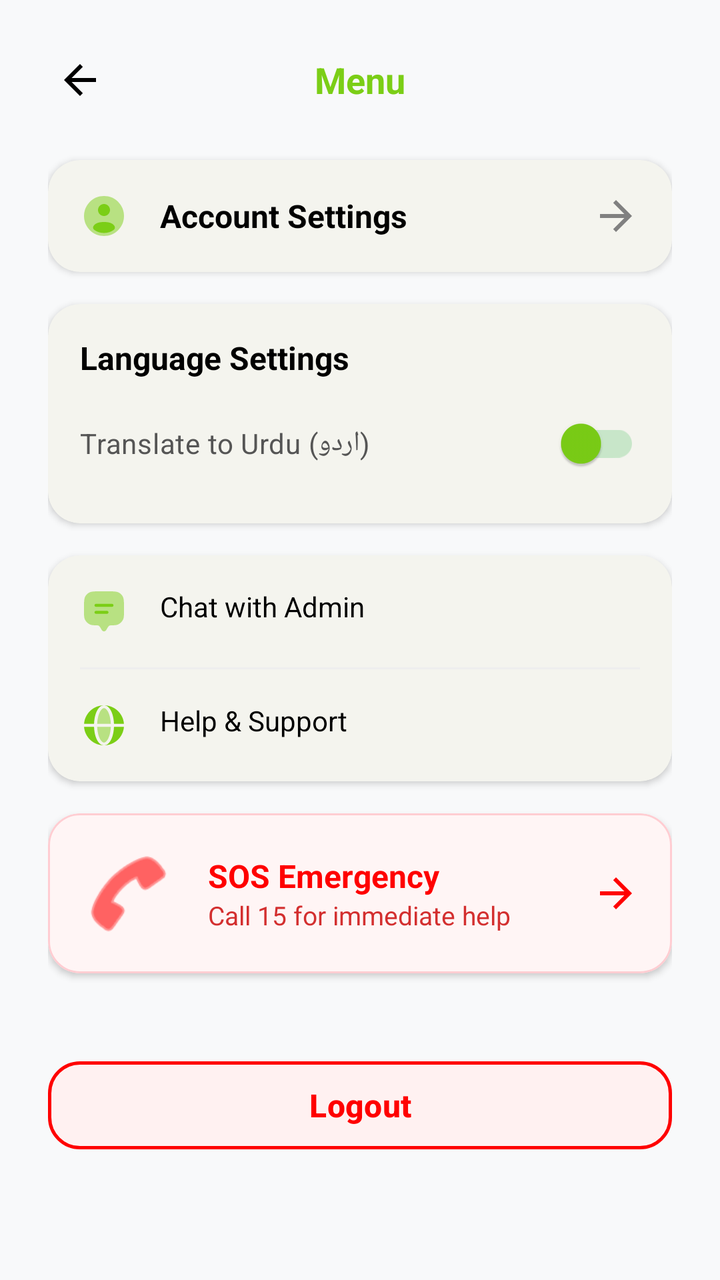
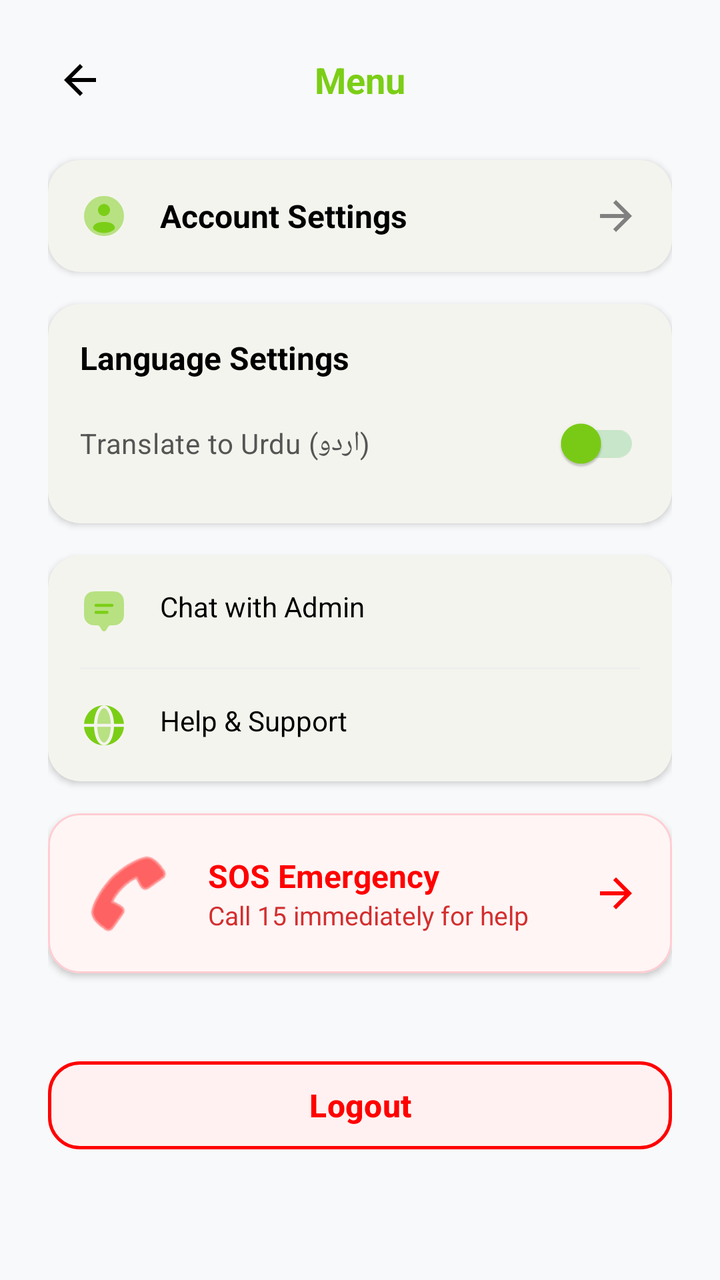

Screens rendered from an Android XML layout before and after an edit, with the pre-edit source and the edit as a unified diff.
<!-- AndroidManifest.xml: application theme Theme.RozgarConnector -->
<!-- res/layout/activity_menu.xml -->
<?xml version="1.0" encoding="utf-8"?>
<androidx.core.widget.NestedScrollView xmlns:android="http://schemas.android.com/apk/res/android"
    xmlns:app="http://schemas.android.com/apk/res-auto"
    xmlns:tools="http://schemas.android.com/tools"
    android:layout_width="match_parent"
    android:layout_height="match_parent"
    android:background="#F8F9FA"
    android:fillViewport="true">

    <LinearLayout
        android:layout_width="match_parent"
        android:layout_height="wrap_content"
        android:orientation="vertical"
        android:padding="@dimen/spacing_lg">

        <RelativeLayout
            android:layout_width="match_parent"
            android:layout_height="wrap_content"
            android:layout_marginBottom="@dimen/spacing_lg">

            <ImageButton
                android:id="@+id/btnBack"
                android:layout_width="@dimen/icon_large"
                android:layout_height="@dimen/icon_large"
                android:background="?attr/selectableItemBackgroundBorderless"
                android:src="@drawable/ic_back"
                app:tint="@color/black" />

            <TextView
                android:id="@+id/tvMenuTitle"
                android:layout_width="wrap_content"
                android:layout_height="wrap_content"
                android:layout_centerInParent="true"
                android:text="@string/menu_title"
                android:textColor="@color/primary_green"
                android:textSize="@dimen/text_size_lg"
                android:textStyle="bold" />
        </RelativeLayout>

        
        <com.google.android.material.card.MaterialCardView
            android:id="@+id/btnAccountSettings"
            android:layout_width="match_parent"
            android:layout_height="wrap_content"
            android:layout_marginBottom="@dimen/spacing_default"
            android:clickable="true"
            android:focusable="true"
            android:foreground="?attr/selectableItemBackground"
            app:cardCornerRadius="16dp"
            app:cardElevation="2dp"
            app:strokeWidth="0dp">

            <LinearLayout
                android:layout_width="match_parent"
                android:layout_height="wrap_content"
                android:gravity="center_vertical"
                android:padding="@dimen/spacing_default">

                <ImageView
                    android:layout_width="@dimen/icon_medium"
                    android:layout_height="@dimen/icon_medium"
                    android:src="@drawable/ic_profile"
                    app:tint="@color/primary_green" />

                <TextView
                    android:layout_width="0dp"
                    android:layout_height="wrap_content"
                    android:layout_marginStart="@dimen/spacing_default"
                    android:layout_weight="1"
                    android:text="Account Settings"
                    android:textColor="@color/black"
                    android:textSize="@dimen/text_size_medium"
                    android:textStyle="bold" />

                <ImageView
                    android:layout_width="@dimen/spacing_lg"
                    android:layout_height="@dimen/spacing_lg"
                    android:src="@drawable/ic_back"
                    android:rotation="180"
                    app:tint="@color/grey" />
            </LinearLayout>
        </com.google.android.material.card.MaterialCardView>

        
        <com.google.android.material.card.MaterialCardView
            android:layout_width="match_parent"
            android:layout_height="wrap_content"
            android:layout_marginBottom="@dimen/spacing_default"
            app:cardCornerRadius="16dp"
            app:cardElevation="2dp"
            app:strokeWidth="0dp">

            <LinearLayout
                android:layout_width="match_parent"
                android:layout_height="wrap_content"
                android:orientation="vertical"
                android:padding="@dimen/spacing_default">

                <TextView
                    android:id="@+id/tvLangHeader"
                    android:layout_width="wrap_content"
                    android:layout_height="wrap_content"
                    android:layout_marginBottom="@dimen/spacing_sm"
                    android:text="@string/lang_settings"
                    android:textColor="@color/black"
                    android:textSize="@dimen/text_size_medium"
                    android:textStyle="bold" />

                <com.google.android.material.switchmaterial.SwitchMaterial
                    android:id="@+id/switchUrdu"
                    android:layout_width="match_parent"
                    android:layout_height="wrap_content"
                    android:text="@string/switch_urdu_label"
                    android:textColor="#555555"
                    android:textSize="@dimen/text_size_normal"
                    app:thumbTint="@color/primary_green"
                    app:trackTint="@color/primary_green_light" />
            </LinearLayout>
        </com.google.android.material.card.MaterialCardView>

        
        <com.google.android.material.card.MaterialCardView
            android:layout_width="match_parent"
            android:layout_height="wrap_content"
            android:layout_marginBottom="@dimen/spacing_default"
            app:cardCornerRadius="16dp"
            app:cardElevation="2dp"
            app:strokeWidth="0dp">

            <LinearLayout
                android:layout_width="match_parent"
                android:layout_height="wrap_content"
                android:orientation="vertical">

                <LinearLayout
                    android:id="@+id/btnChatAdmin"
                    android:layout_width="match_parent"
                    android:layout_height="wrap_content"
                    android:background="?attr/selectableItemBackground"
                    android:padding="@dimen/spacing_default">
                    <ImageView android:layout_width="@dimen/icon_medium" android:layout_height="@dimen/icon_medium" android:src="@drawable/ic_messages" app:tint="@color/primary_green" />
                    <TextView android:layout_width="match_parent" android:layout_height="wrap_content" android:layout_marginStart="@dimen/spacing_default" android:text="Chat with Admin" android:textColor="@color/black" />
                </LinearLayout>

                <View
                    android:id="@+id/helpDivider"
                    android:layout_width="match_parent"
                    android:layout_height="1dp"
                    android:layout_marginHorizontal="@dimen/spacing_default"
                    android:background="#EEEEEE" />

                <LinearLayout
                    android:id="@+id/btnHelpSupport"
                    android:layout_width="match_parent"
                    android:layout_height="wrap_content"
                    android:background="?attr/selectableItemBackground"
                    android:padding="@dimen/spacing_default">
                    <ImageView android:layout_width="@dimen/icon_medium" android:layout_height="@dimen/icon_medium" android:src="@drawable/ic_notification" app:tint="@color/primary_green" />
                    <TextView android:layout_width="match_parent" android:layout_height="wrap_content" android:layout_marginStart="@dimen/spacing_default" android:text="Help &amp; Support" android:textColor="@color/black" />
                </LinearLayout>
            </LinearLayout>
        </com.google.android.material.card.MaterialCardView>

        
        <com.google.android.material.card.MaterialCardView
            android:id="@+id/btnSOS"
            android:layout_width="match_parent"
            android:layout_height="wrap_content"
            android:layout_marginBottom="@dimen/spacing_default"
            android:backgroundTint="#FFF5F5"
            app:cardCornerRadius="16dp"
            app:cardElevation="2dp"
            app:strokeColor="#FFCDD2"
            app:strokeWidth="1dp">

            <LinearLayout
                android:layout_width="match_parent"
                android:layout_height="wrap_content"
                android:gravity="center_vertical"
                android:padding="@dimen/spacing_default">

                <ImageView
                    android:layout_width="@dimen/spacing_2xl"
                    android:layout_height="@dimen/spacing_2xl"
                    android:src="@android:drawable/ic_menu_call"
                    app:tint="@color/red" />

                <LinearLayout
                    android:layout_width="0dp"
                    android:layout_height="wrap_content"
                    android:layout_marginStart="@dimen/spacing_default"
                    android:layout_weight="1"
                    android:orientation="vertical">
                    <TextView android:layout_width="wrap_content" android:layout_height="wrap_content" android:text="SOS Emergency" android:textColor="@color/red" android:textSize="@dimen/text_size_medium" android:textStyle="bold" />
                    <TextView android:layout_width="wrap_content" android:layout_height="wrap_content" android:text="Call 15 for immediate help" android:textColor="#D32F2F" android:textSize="@dimen/text_size_sm" />
                </LinearLayout>

                <ImageView android:layout_width="@dimen/icon_medium" android:layout_height="@dimen/icon_medium" android:src="@drawable/ic_back" android:rotation="180" app:tint="@color/red" />
            </LinearLayout>
        </com.google.android.material.card.MaterialCardView>

        <com.google.android.material.button.MaterialButton
            android:id="@+id/btnLogout"
            android:layout_width="match_parent"
            android:layout_height="@dimen/menu_action_height"
            android:layout_marginTop="@dimen/spacing_lg"
            android:backgroundTint="#FFF1F1"
            android:text="@string/logout"
            android:textAllCaps="false"
            android:textColor="@color/red"
            android:textSize="@dimen/text_size_medium"
            android:textStyle="bold"
            app:cornerRadius="16dp"
            app:strokeColor="@color/red"
            app:strokeWidth="1.5dp" />

    </LinearLayout>
</androidx.core.widget.NestedScrollView>
<!-- resources referenced by this layout -->
<resources>
  <color name="black">#FF000000</color>
  <color name="grey">#808080</color>
  <color name="primary_green">#7BCE16</color>
  <color name="primary_green_light">#C8E6C9</color>
  <color name="red">#FF0000</color>
  <dimen name="icon_large">32dp</dimen>
  <dimen name="icon_medium">24dp</dimen>
  <dimen name="menu_action_height">52dp</dimen>
  <dimen name="spacing_2xl">48dp</dimen>
  <dimen name="spacing_default">16dp</dimen>
  <dimen name="spacing_lg">24dp</dimen>
  <dimen name="spacing_sm">8dp</dimen>
  <dimen name="text_size_lg">18sp</dimen>
  <dimen name="text_size_medium">16sp</dimen>
  <dimen name="text_size_normal">14sp</dimen>
  <dimen name="text_size_sm">13sp</dimen>
  <!-- drawable ic_back (drawable) -->
  <vector xmlns:android="http://schemas.android.com/apk/res/android"
      android:width="24dp"
      android:height="24dp"
      android:viewportWidth="24"
      android:viewportHeight="24">
    <path
        android:fillColor="@android:color/white"
        android:pathData="M20,11H7.83l5.59,-5.59L12,4l-8,8 8,8 1.41,-1.41L7.83,13H20v-2z"/>
  </vector>
  <!-- drawable ic_profile (drawable) -->
  <vector xmlns:android="http://schemas.android.com/apk/res/android"
      android:width="800dp"
      android:height="800dp"
      android:viewportWidth="24"
      android:viewportHeight="24">
    <path
        android:pathData="M22,12C22,17.523 17.523,22 12,22C6.477,22 2,17.523 2,12C2,6.477 6.477,2 12,2C17.523,2 22,6.477 22,12Z"
        android:strokeAlpha="0.5"
        android:fillColor="#000000"
        android:fillAlpha="0.5"/>
    <path
        android:pathData="M16.807,19.011C15.44,19.95 13.784,20.5 12,20.5C10.216,20.5 8.56,19.95 7.193,19.011C6.589,18.596 6.331,17.806 6.682,17.163C7.41,15.83 8.91,15 12,15C15.09,15 16.59,15.83 17.318,17.163C17.669,17.806 17.411,18.596 16.807,19.011Z"
        android:fillColor="#000000"/>
    <path
        android:pathData="M12,12C13.657,12 15,10.657 15,9C15,7.343 13.657,6 12,6C10.343,6 9,7.343 9,9C9,10.657 10.343,12 12,12Z"
        android:fillColor="#000000"/>
  </vector>
  <string name="lang_settings">Language Settings</string>
  <string name="logout">Logout</string>
  <string name="menu_title">Menu</string>
  <string name="switch_urdu_label">Translate to Urdu (اردو)</string>
  <style name="Theme.RozgarConnector" parent="Base.Theme.RozgarConnector" />
  <style name="Base.Theme.RozgarConnector" parent="Theme.Material3.DayNight.NoActionBar">
          
          <item name="colorPrimary">@color/primary_green</item>
      </style>
  <!-- unchanged entries left out for length: 2 -->
</resources>

<!-- the commit's change to res/layout/activity_menu.xml (unified diff, before → after) -->
@@ -63,11 +63,12 @@
                     app:tint="@color/primary_green" />
 
                 <TextView
+                    android:id="@+id/tvAccountSettingsLabel"
                     android:layout_width="0dp"
                     android:layout_height="wrap_content"
                     android:layout_marginStart="@dimen/spacing_default"
                     android:layout_weight="1"
-                    android:text="Account Settings"
+                    android:text="@string/account_settings"
                     android:textColor="@color/black"
                     android:textSize="@dimen/text_size_medium"
                     android:textStyle="bold" />
@@ -139,7 +140,7 @@
                     android:background="?attr/selectableItemBackground"
                     android:padding="@dimen/spacing_default">
                     <ImageView android:layout_width="@dimen/icon_medium" android:layout_height="@dimen/icon_medium" android:src="@drawable/ic_messages" app:tint="@color/primary_green" />
-                    <TextView android:layout_width="match_parent" android:layout_height="wrap_content" android:layout_marginStart="@dimen/spacing_default" android:text="Chat with Admin" android:textColor="@color/black" />
+                    <TextView android:id="@+id/tvChatAdminLabel" android:layout_width="match_parent" android:layout_height="wrap_content" android:layout_marginStart="@dimen/spacing_default" android:text="@string/chat_with_admin" android:textColor="@color/black" />
                 </LinearLayout>
 
                 <View
@@ -156,7 +157,7 @@
                     android:background="?attr/selectableItemBackground"
                     android:padding="@dimen/spacing_default">
                     <ImageView android:layout_width="@dimen/icon_medium" android:layout_height="@dimen/icon_medium" android:src="@drawable/ic_notification" app:tint="@color/primary_green" />
-                    <TextView android:layout_width="match_parent" android:layout_height="wrap_content" android:layout_marginStart="@dimen/spacing_default" android:text="Help &amp; Support" android:textColor="@color/black" />
+                    <TextView android:id="@+id/tvHelpSupportLabel" android:layout_width="match_parent" android:layout_height="wrap_content" android:layout_marginStart="@dimen/spacing_default" android:text="@string/help_and_support" android:textColor="@color/black" />
                 </LinearLayout>
             </LinearLayout>
         </com.google.android.material.card.MaterialCardView>
@@ -191,8 +192,8 @@
                     android:layout_marginStart="@dimen/spacing_default"
                     android:layout_weight="1"
                     android:orientation="vertical">
-                    <TextView android:layout_width="wrap_content" android:layout_height="wrap_content" android:text="SOS Emergency" android:textColor="@color/red" android:textSize="@dimen/text_size_medium" android:textStyle="bold" />
-                    <TextView android:layout_width="wrap_content" android:layout_height="wrap_content" android:text="Call 15 for immediate help" android:textColor="#D32F2F" android:textSize="@dimen/text_size_sm" />
+                    <TextView android:id="@+id/tvSOSLabel" android:layout_width="wrap_content" android:layout_height="wrap_content" android:text="@string/sos_emergency" android:textColor="@color/red" android:textSize="@dimen/text_size_medium" android:textStyle="bold" />
+                    <TextView android:id="@+id/tvSOSDesc" android:layout_width="wrap_content" android:layout_height="wrap_content" android:text="@string/call_15_desc" android:textColor="#D32F2F" android:textSize="@dimen/text_size_sm" />
                 </LinearLayout>
 
                 <ImageView android:layout_width="@dimen/icon_medium" android:layout_height="@dimen/icon_medium" android:src="@drawable/ic_back" android:rotation="180" app:tint="@color/red" />
<!-- resource entries referenced after the edit -->
@@ -44,9 +44,14 @@
         android:pathData="M12,12C13.657,12 15,10.657 15,9C15,7.343 13.657,6 12,6C10.343,6 9,7.343 9,9C9,10.657 10.343,12 12,12Z"
         android:fillColor="#000000"/>
   </vector>
+  <string name="account_settings">Account Settings</string>
+  <string name="call_15_desc">Call 15 immediately for help</string>
+  <string name="chat_with_admin">Chat with Admin</string>
+  <string name="help_and_support">Help &amp; Support</string>
   <string name="lang_settings">Language Settings</string>
   <string name="logout">Logout</string>
   <string name="menu_title">Menu</string>
+  <string name="sos_emergency">SOS Emergency</string>
   <string name="switch_urdu_label">Translate to Urdu (اردو)</string>
   <style name="Theme.RozgarConnector" parent="Base.Theme.RozgarConnector" />
   <style name="Base.Theme.RozgarConnector" parent="Theme.Material3.DayNight.NoActionBar">
